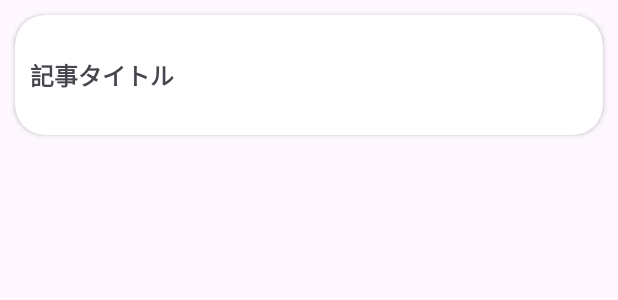
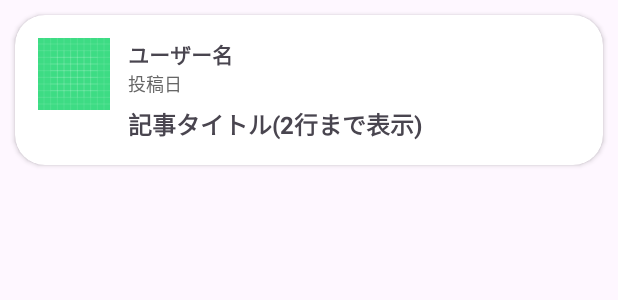
Before and after one commit to komkom2/QiitaSearchApp, an Android app: the layout item_article.xml on its own in the app's theme, with its tools: preview values and no code run, on a phone screen of 412 x 824 dp. Shown: the top 300 px of the screen. Run offline under Robolectric (Android 15) with nearby library versions, the phone set to English and light mode, and no system bars.

Commit message:
Enhance article list UI to show username, post date, and profile image

```diff
--- a/app/build.gradle
+++ b/app/build.gradle
@@ -40,4 +40,6 @@ dependencies {
 
     implementation libs.okhttp
     implementation libs.gson
+    implementation libs.glide
+    annotationProcessor libs.glide.compiler
 }
--- a/app/src/main/java/com/websarva/wings/android/qiitasearchapp/adapter/ArticleAdapter.java
+++ b/app/src/main/java/com/websarva/wings/android/qiitasearchapp/adapter/ArticleAdapter.java
@@ -5,11 +5,13 @@ import android.content.Intent;
 import android.view.LayoutInflater;
 import android.view.View;
 import android.view.ViewGroup;
+import android.widget.ImageView;
 import android.widget.TextView;
 
 import androidx.annotation.NonNull;
 import androidx.recyclerview.widget.RecyclerView;
 
+import com.bumptech.glide.Glide;
 import com.websarva.wings.android.qiitasearchapp.R;
 import com.websarva.wings.android.qiitasearchapp.ArticleWebViewActivity;
 import com.websarva.wings.android.qiitasearchapp.model.QiitaArticle;
@@ -35,7 +37,15 @@ public class ArticleAdapter extends RecyclerView.Adapter<ArticleAdapter.ArticleV
     @Override
     public void onBindViewHolder(@NonNull ArticleViewHolder holder, int position) {
         QiitaArticle article = articles.get(position);
+
         holder.titleText.setText(article.title);
+        holder.userNameText.setText(article.user.id);
+        holder.createdAtText.setText(article.created_at.substring(0, 10)); // yyyy-MM-dd だけ表示
+
+        Glide.with(context)
+                .load(article.user.profile_image_url)
+                .circleCrop()
+                .into(holder.profileImageView);
 
         holder.itemView.setOnClickListener(v -> {
             Intent intent = new Intent(context, ArticleWebViewActivity.class);
@@ -50,10 +60,16 @@ public class ArticleAdapter extends RecyclerView.Adapter<ArticleAdapter.ArticleV
     }
 
     static class ArticleViewHolder extends RecyclerView.ViewHolder {
+        ImageView profileImageView;
+        TextView userNameText;
+        TextView createdAtText;
         TextView titleText;
 
         public ArticleViewHolder(View itemView) {
             super(itemView);
+            profileImageView = itemView.findViewById(R.id.profileImageView);
+            userNameText = itemView.findViewById(R.id.userNameText);
+            createdAtText = itemView.findViewById(R.id.createdAtText);
             titleText = itemView.findViewById(R.id.titleText);
         }
     }
--- a/app/src/main/java/com/websarva/wings/android/qiitasearchapp/model/QiitaArticle.java
+++ b/app/src/main/java/com/websarva/wings/android/qiitasearchapp/model/QiitaArticle.java
@@ -4,6 +4,7 @@ public class QiitaArticle {
     public String title;
     public String url;
     public User user;
+    public String created_at;
 
     public static class User {
         public String id;
--- a/app/src/main/res/layout/item_article.xml
+++ b/app/src/main/res/layout/item_article.xml
@@ -1,20 +1,63 @@
 <?xml version="1.0" encoding="utf-8"?>
 <androidx.cardview.widget.CardView xmlns:android="http://schemas.android.com/apk/res/android"
     android:layout_width="match_parent"
-    android:layout_height="80dp"
+    android:layout_height="wrap_content"
     xmlns:app="http://schemas.android.com/apk/res-auto"
     android:layout_margin="10dp"
     android:elevation="4dp"
     app:cardCornerRadius="20dp"
     android:padding="16dp">
 
-    <TextView
-        android:id="@+id/titleText"
-        android:padding="10dp"
+    <LinearLayout
         android:layout_width="match_parent"
         android:layout_height="wrap_content"
-        android:text="記事タイトル"
-        android:textSize="16sp"
-        android:layout_gravity="center"
-        android:textStyle="bold" />
+        android:padding="15dp"
+        android:orientation="horizontal">
+
+        <!-- プロフィール画像 -->
+        <ImageView
+            android:id="@+id/profileImageView"
+            android:layout_width="48dp"
+            android:layout_height="48dp"
+            android:layout_marginEnd="12dp"
+            android:scaleType="centerCrop"
+            android:src="@drawable/ic_launcher_background"
+            android:contentDescription="@string/desc_plofile_img_view" />
+
+        <!-- ユーザー名・投稿日・タイトル -->
+        <LinearLayout
+            android:layout_width="0dp"
+            android:layout_height="wrap_content"
+            android:orientation="vertical"
+            android:layout_weight="1">
+
+            <TextView
+                android:id="@+id/userNameText"
+                android:layout_width="wrap_content"
+                android:layout_height="wrap_content"
+                android:text="@string/placeholder_user_name"
+                android:textSize="14sp"
+                android:textStyle="bold" />
+
+            <TextView
+                android:id="@+id/createdAtText"
+                android:layout_width="wrap_content"
+                android:layout_height="wrap_content"
+                android:text="@string/placeholder_created_at"
+                android:textSize="12sp"
+                android:textColor="#666666" />
+
+            <TextView
+                android:id="@+id/titleText"
+                android:layout_width="match_parent"
+                android:layout_height="wrap_content"
+                android:layout_marginTop="6dp"
+                android:maxLines="2"
+                android:ellipsize="end"
+                android:text="@string/placeholder_title"
+                android:textSize="16sp"
+                android:textStyle="bold" />
+        </LinearLayout>
+
+    </LinearLayout>
 </androidx.cardview.widget.CardView>
--- a/app/src/main/res/values/strings.xml
+++ b/app/src/main/res/values/strings.xml
@@ -1,3 +1,8 @@
 <resources>
     <string name="app_name">QiitaSearchApp</string>
+
+    <string name="desc_plofile_img_view">プロフィール画像</string>
+    <string name="placeholder_user_name">ユーザー名</string>
+    <string name="placeholder_created_at">投稿日</string>
+    <string name="placeholder_title">記事タイトル(2行まで表示)</string>
 </resources>
--- a/gradle/libs.versions.toml
+++ b/gradle/libs.versions.toml
@@ -10,6 +10,7 @@ constraintlayout = "2.2.1"
 
 okhttp = "4.11.0"
 gson = "2.10.1"
+glide = "4.16.0"
 
 [libraries]
 junit = { group = "junit", name = "junit", version.ref = "junit" }
@@ -21,6 +22,8 @@ activity = { group = "androidx.activity", name = "activity", version.ref = "acti
 constraintlayout = { group = "androidx.constraintlayout", name = "constraintlayout", version.ref = "constraintlayout" }
 okhttp = { module = "com.squareup.okhttp3:okhttp", version.ref = "okhttp" }
 gson = { group = "com.google.code.gson", name = "gson", version.ref = "gson" }
+glide = { module = "com.github.bumptech.glide:glide", version.ref = "glide" }
+glide-compiler = { module = "com.github.bumptech.glide:compiler", version.ref = "glide" }
 
 [plugins]
 android-application = { id = "com.android.application", version.ref = "agp" }
```
